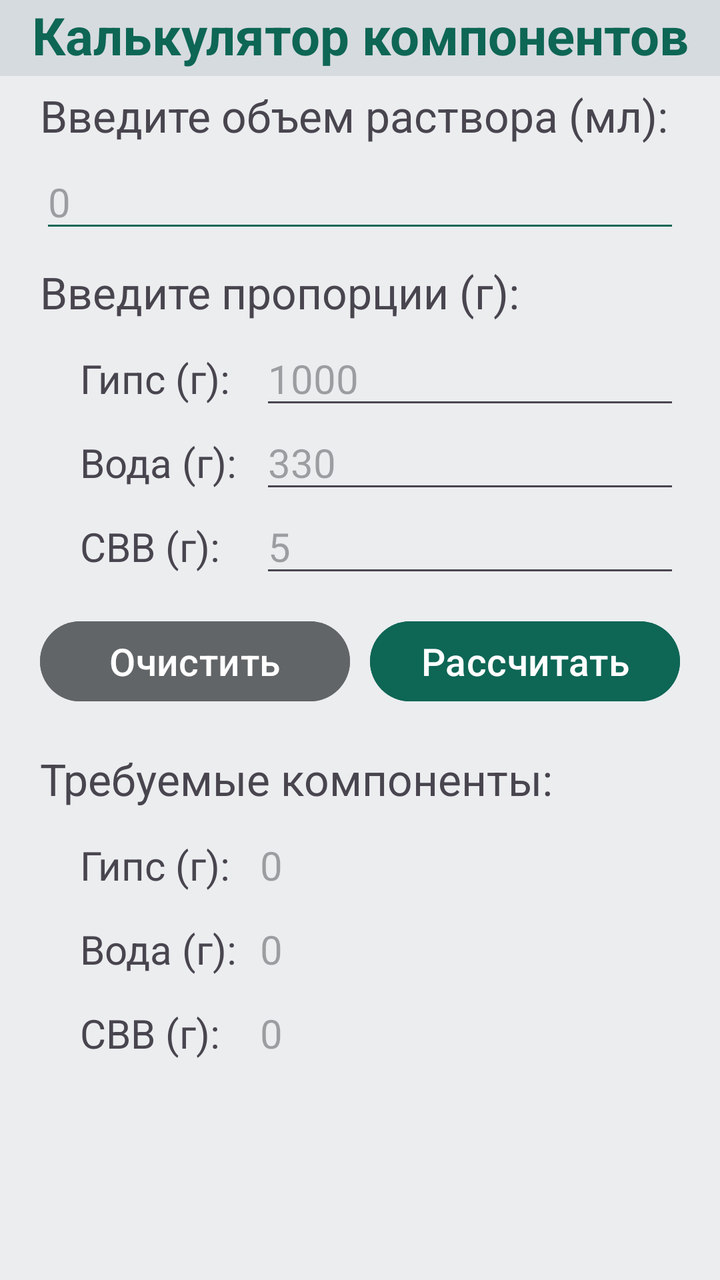
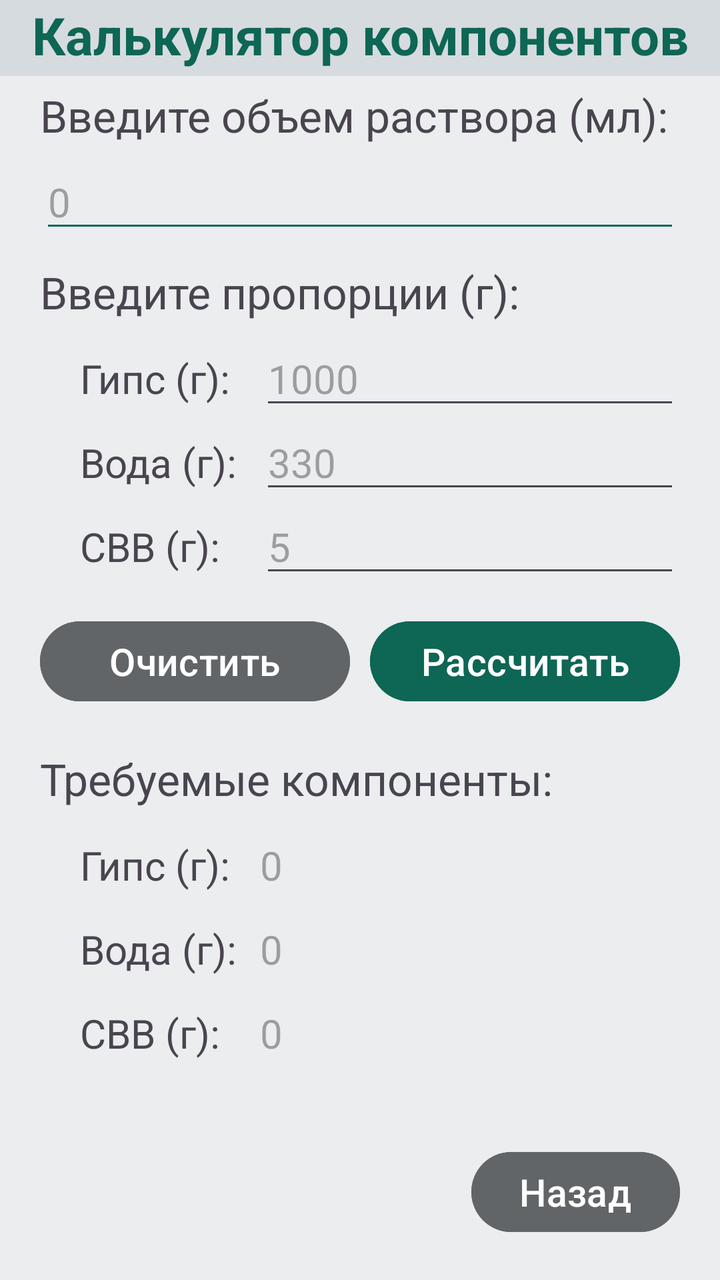

Compare the two renders of this Android layout. The source of the first and the diff that turns it into the second are given below.
<!-- AndroidManifest.xml: application theme Theme.Gypsum -->
<!-- res/layout/activity_main.xml -->
<?xml version="1.0" encoding="utf-8"?>
<androidx.constraintlayout.widget.ConstraintLayout xmlns:android="http://schemas.android.com/apk/res/android"
    xmlns:app="http://schemas.android.com/apk/res-auto"
    xmlns:tools="http://schemas.android.com/tools"
    android:id="@+id/main"
    android:layout_width="match_parent"
    android:layout_height="match_parent"
    tools:context=".MainActivity">

    <RelativeLayout
        android:layout_width="match_parent"
        android:layout_height="match_parent"
        android:background="@color/colorPrimary"
        tools:layout_editor_absoluteX="0dp"
        tools:layout_editor_absoluteY="0dp">

        <TextView
            android:id="@+id/logo"
            android:layout_width="match_parent"
            android:layout_height="38dp"
            android:background="@color/colorBackground"
            android:text="@string/logo"
            android:textAlignment="center"
            android:textColor="@color/colorMain"
            android:textSize="26sp"
            android:textStyle="bold" />

        <TextView
            android:id="@+id/volumeHeadline"
            android:layout_width="match_parent"
            android:layout_height="wrap_content"
            android:layout_below="@+id/logo"
            android:layout_marginHorizontal="20sp"
            android:layout_marginTop="5sp"
            android:text="@string/volumeHeadline"
            android:textSize="22sp" />

        <EditText
            android:id="@+id/volumeInput"
            android:layout_width="match_parent"
            android:layout_height="wrap_content"
            android:layout_below="@+id/volumeHeadline"
            android:layout_marginHorizontal="20sp"
            android:layout_marginTop="5sp"
            android:backgroundTint="@color/colorMain"
            android:ems="10"
            android:hint="@string/volumeInput"
            android:inputType="text"
            android:textSize="20sp" />

        <TextView
            android:id="@+id/proportionsHeadline"
            android:layout_width="match_parent"
            android:layout_height="wrap_content"
            android:layout_below="@+id/volumeInput"
            android:layout_marginHorizontal="20sp"
            android:layout_marginTop="10sp"
            android:text="@string/proportionsHeadline"
            android:textSize="22sp" />

        <TextView
            android:id="@+id/gypsumHeadlineInput"
            android:layout_width="80sp"
            android:layout_height="wrap_content"
            android:layout_below="@+id/proportionsHeadline"
            android:layout_marginStart="40sp"
            android:layout_marginTop="15sp"
            android:text="@string/gypsumHeadline"
            android:textSize="20sp" />

        <EditText
            android:id="@+id/gypsumInput"
            android:layout_width="match_parent"
            android:layout_height="wrap_content"
            android:layout_below="@+id/proportionsHeadline"
            android:layout_alignParentStart="true"
            android:layout_marginStart="130sp"
            android:layout_marginEnd="20sp"
            android:layout_marginTop="5sp"
            android:hint="@string/gypsumInput"
            android:textSize="20sp" />

        <TextView
            android:id="@+id/waterHeadlineInput"
            android:layout_width="80sp"
            android:layout_height="wrap_content"
            android:layout_below="@+id/gypsumHeadlineInput"
            android:layout_marginStart="40sp"
            android:layout_marginTop="15sp"
            android:text="@string/waterHeadline"
            android:textSize="20sp" />

        <EditText
            android:id="@+id/waterInput"
            android:layout_width="match_parent"
            android:layout_height="wrap_content"
            android:layout_below="@+id/gypsumHeadlineInput"
            android:layout_alignParentStart="true"
            android:layout_marginStart="130sp"
            android:layout_marginEnd="20sp"
            android:layout_marginTop="5sp"
            android:hint="@string/waterInput"
            android:textSize="20sp" />

        <TextView
            android:id="@+id/svvHeadlineInput"
            android:layout_width="80sp"
            android:layout_height="wrap_content"
            android:layout_below="@+id/waterHeadlineInput"
            android:layout_marginHorizontal="40sp"
            android:layout_marginTop="15sp"
            android:text="@string/svvHeadline"
            android:textSize="20sp" />

        <EditText
            android:id="@+id/svvInput"
            android:layout_width="match_parent"
            android:layout_height="wrap_content"
            android:layout_below="@+id/waterHeadlineInput"
            android:layout_alignParentStart="true"
            android:layout_marginStart="130sp"
            android:layout_marginEnd="20sp"
            android:layout_marginTop="5sp"
            android:hint="@string/svvInput"
            android:textSize="20sp" />


        <Button
            android:id="@+id/clearButton"
            android:layout_width="155sp"
            android:layout_height="wrap_content"
            android:layout_below="@+id/svvHeadlineInput"
            android:layout_alignParentStart="true"
            android:layout_marginStart="20sp"
            android:layout_marginTop="20sp"
            android:backgroundTint="@color/colorClearButton"
            android:text="@string/clearButton"
            android:textSize="19sp" />

        <Button
            android:id="@+id/calculatorButton"
            android:layout_width="155sp"
            android:layout_height="wrap_content"
            android:layout_below="@+id/svvHeadlineInput"
            android:layout_alignParentEnd="true"
            android:layout_marginEnd="20sp"
            android:layout_marginTop="20dp"
            android:backgroundTint="@color/colorMain"
            android:text="@string/calculatorButton"
            android:textSize="19sp" />

        <TextView
            android:id="@+id/componentsOutput"
            android:layout_width="match_parent"
            android:layout_height="wrap_content"
            android:layout_below="@+id/clearButton"
            android:layout_marginHorizontal="20sp"
            android:layout_marginTop="20sp"
            android:text="@string/componentsOutput"
            android:textSize="22sp" />

        <TextView
            android:id="@+id/gypsumHeadline"
            android:layout_width="80sp"
            android:layout_height="wrap_content"
            android:layout_below="@+id/componentsOutput"
            android:layout_marginStart="40sp"
            android:layout_marginTop="15sp"
            android:text="@string/gypsumHeadline"
            android:textSize="20sp" />

        <TextView
            android:id="@+id/gypsumOutput"
            android:layout_width="match_parent"
            android:layout_height="wrap_content"
            android:layout_below="@+id/componentsOutput"
            android:layout_alignParentStart="true"
            android:layout_marginStart="130sp"
            android:layout_marginEnd="20sp"
            android:layout_marginTop="15sp"
            android:hint="@string/gypsumOutput"
            android:textSize="20sp" />

        <TextView
            android:id="@+id/waterHeadline"
            android:layout_width="80sp"
            android:layout_height="wrap_content"
            android:layout_below="@+id/gypsumOutput"
            android:layout_marginStart="40sp"
            android:layout_marginTop="15sp"
            android:text="@string/waterHeadline"
            android:textSize="20sp" />

        <TextView
            android:id="@+id/waterOutput"
            android:layout_width="match_parent"
            android:layout_height="wrap_content"
            android:layout_below="@+id/gypsumOutput"
            android:layout_alignParentStart="true"
            android:layout_marginStart="130sp"
            android:layout_marginEnd="20sp"
            android:layout_marginTop="15sp"
            android:hint="@string/waterOutput"
            android:textSize="20sp" />

        <TextView
            android:id="@+id/svvHeadline"
            android:layout_width="80sp"
            android:layout_height="wrap_content"
            android:layout_below="@+id/waterOutput"
            android:layout_marginHorizontal="40sp"
            android:layout_marginTop="15sp"
            android:text="@string/svvHeadline"
            android:textSize="20sp" />

        <TextView
            android:id="@+id/svvOutput"
            android:layout_width="match_parent"
            android:layout_height="wrap_content"
            android:layout_below="@+id/waterOutput"
            android:layout_alignParentStart="true"
            android:layout_marginStart="130sp"
            android:layout_marginEnd="20sp"
            android:layout_marginTop="15sp"
            android:hint="@string/svvOutput"
            android:textSize="20sp" />

    </RelativeLayout>
</androidx.constraintlayout.widget.ConstraintLayout>
<!-- resources referenced by this layout -->
<resources>
  <color name="colorBackground">#D6DBDF</color>
  <color name="colorClearButton">#626567</color>
  <color name="colorMain">#0E6655</color>
  <color name="colorPrimary">#EBEDEF</color>
  <string name="calculatorButton">Рассчитать</string>
  <string name="clearButton">Очистить</string>
  <string name="componentsOutput">Требуемые компоненты:</string>
  <string name="gypsumHeadline">Гипс (г):</string>
  <string name="gypsumInput">1000</string>
  <string name="gypsumOutput">0</string>
  <string name="logo">Калькулятор компонентов</string>
  <string name="proportionsHeadline">Введите пропорции (г):</string>
  <string name="svvHeadline">СВВ (г):</string>
  <string name="svvInput">5</string>
  <string name="svvOutput">0</string>
  <string name="volumeHeadline">Введите объем раствора (мл):</string>
  <string name="volumeInput">0</string>
  <string name="waterHeadline">Вода (г):</string>
  <string name="waterInput">330</string>
  <string name="waterOutput">0</string>
  <style name="Theme.Gypsum" parent="Base.Theme.Gypsum" />
  <style name="Base.Theme.Gypsum" parent="Theme.Material3.DayNight.NoActionBar">
          
          
      </style>
</resources>

<!-- the commit's change to res/layout/activity_main.xml (unified diff, before → after) -->
@@ -8,6 +8,7 @@
     tools:context=".MainActivity">
 
     <RelativeLayout
+        android:id="@+id/page"
         android:layout_width="match_parent"
         android:layout_height="match_parent"
         android:background="@color/colorPrimary"
@@ -15,11 +16,11 @@
         tools:layout_editor_absoluteY="0dp">
 
         <TextView
-            android:id="@+id/logo"
+            android:id="@+id/componentCalculator"
             android:layout_width="match_parent"
             android:layout_height="38dp"
             android:background="@color/colorBackground"
-            android:text="@string/logo"
+            android:text="@string/componentCalculator"
             android:textAlignment="center"
             android:textColor="@color/colorMain"
             android:textSize="26sp"
@@ -29,7 +30,7 @@
             android:id="@+id/volumeHeadline"
             android:layout_width="match_parent"
             android:layout_height="wrap_content"
-            android:layout_below="@+id/logo"
+            android:layout_below="@+id/componentCalculator"
             android:layout_marginHorizontal="20sp"
             android:layout_marginTop="5sp"
             android:text="@string/volumeHeadline"
@@ -225,5 +226,17 @@
             android:hint="@string/svvOutput"
             android:textSize="20sp" />
 
+        <Button
+            android:id="@+id/returnMainButton"
+            android:layout_width="wrap_content"
+            android:layout_height="wrap_content"
+            android:layout_alignParentBottom="true"
+            android:layout_alignParentEnd="true"
+            android:layout_marginEnd="20dp"
+            android:layout_marginBottom="20dp"
+            android:backgroundTint="@color/colorClearButton"
+            android:text="@string/returnMainButton"
+            android:textSize="19sp" />
+
     </RelativeLayout>
 </androidx.constraintlayout.widget.ConstraintLayout>
<!-- resource entries referenced after the edit -->
@@ -6,12 +6,13 @@
   <color name="colorPrimary">#EBEDEF</color>
   <string name="calculatorButton">Рассчитать</string>
   <string name="clearButton">Очистить</string>
+  <string name="componentCalculator">Калькулятор компонентов</string>
   <string name="componentsOutput">Требуемые компоненты:</string>
   <string name="gypsumHeadline">Гипс (г):</string>
   <string name="gypsumInput">1000</string>
   <string name="gypsumOutput">0</string>
-  <string name="logo">Калькулятор компонентов</string>
   <string name="proportionsHeadline">Введите пропорции (г):</string>
+  <string name="returnMainButton">Назад</string>
   <string name="svvHeadline">СВВ (г):</string>
   <string name="svvInput">5</string>
   <string name="svvOutput">0</string>
